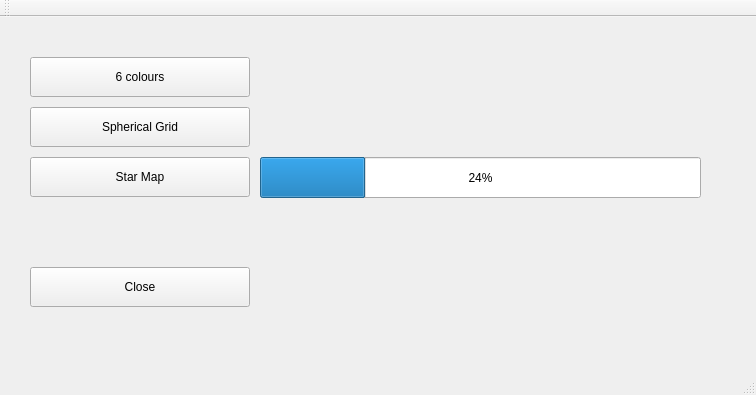
NissimHadar/hifi, file tools/cubemap-creator/src/ui/CubemapCreator.ui: the form before one commit.
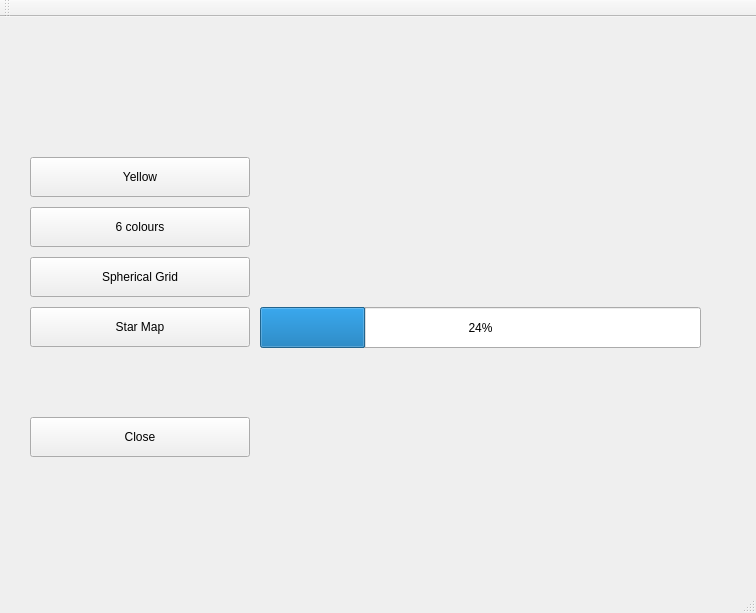
The form after the commit.

Commit message: Added solid yellow skybox

Patch:
```diff
--- a/tools/cubemap-creator/src/ui/CubemapCreator.ui
+++ b/tools/cubemap-creator/src/ui/CubemapCreator.ui
@@ -7,7 +7,7 @@
     <x>0</x>
     <y>0</y>
     <width>756</width>
-    <height>395</height>
+    <height>613</height>
    </rect>
   </property>
   <property name="windowTitle">
@@ -18,7 +18,7 @@
     <property name="geometry">
      <rect>
       <x>30</x>
-      <y>250</y>
+      <y>400</y>
       <width>220</width>
       <height>40</height>
      </rect>
@@ -31,7 +31,7 @@
     <property name="geometry">
      <rect>
       <x>30</x>
-      <y>40</y>
+      <y>190</y>
       <width>220</width>
       <height>40</height>
      </rect>
@@ -44,7 +44,7 @@
     <property name="geometry">
      <rect>
       <x>30</x>
-      <y>90</y>
+      <y>240</y>
       <width>220</width>
       <height>40</height>
      </rect>
@@ -57,7 +57,7 @@
     <property name="geometry">
      <rect>
       <x>30</x>
-      <y>140</y>
+      <y>290</y>
       <width>220</width>
       <height>40</height>
      </rect>
@@ -70,7 +70,7 @@
     <property name="geometry">
      <rect>
       <x>260</x>
-      <y>140</y>
+      <y>290</y>
       <width>441</width>
       <height>41</height>
      </rect>
@@ -79,6 +79,19 @@
      <number>24</number>
     </property>
    </widget>
+   <widget class="QPushButton" name="yellowButton">
+    <property name="geometry">
+     <rect>
+      <x>30</x>
+      <y>140</y>
+      <width>220</width>
+      <height>40</height>
+     </rect>
+    </property>
+    <property name="text">
+     <string>Yellow</string>
+    </property>
+   </widget>
   </widget>
   <widget class="QMenuBar" name="menuBar">
    <property name="geometry">
```
The commit also changes 4 other files.
